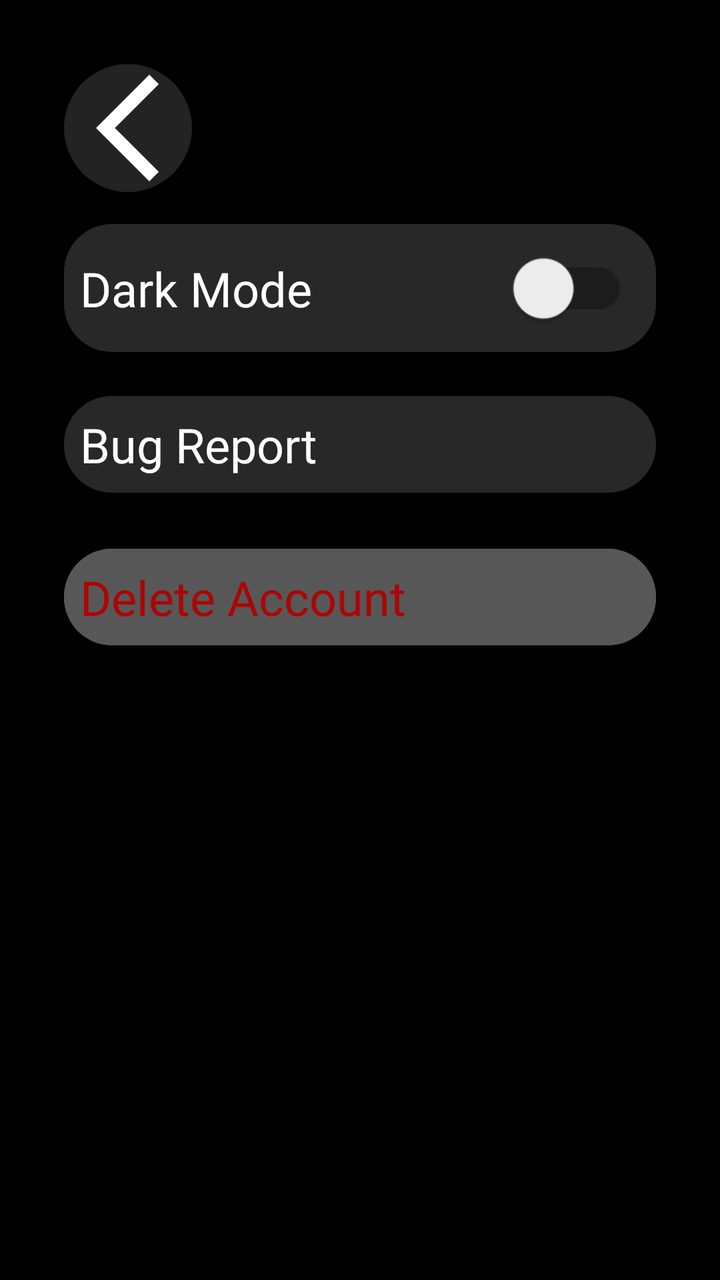
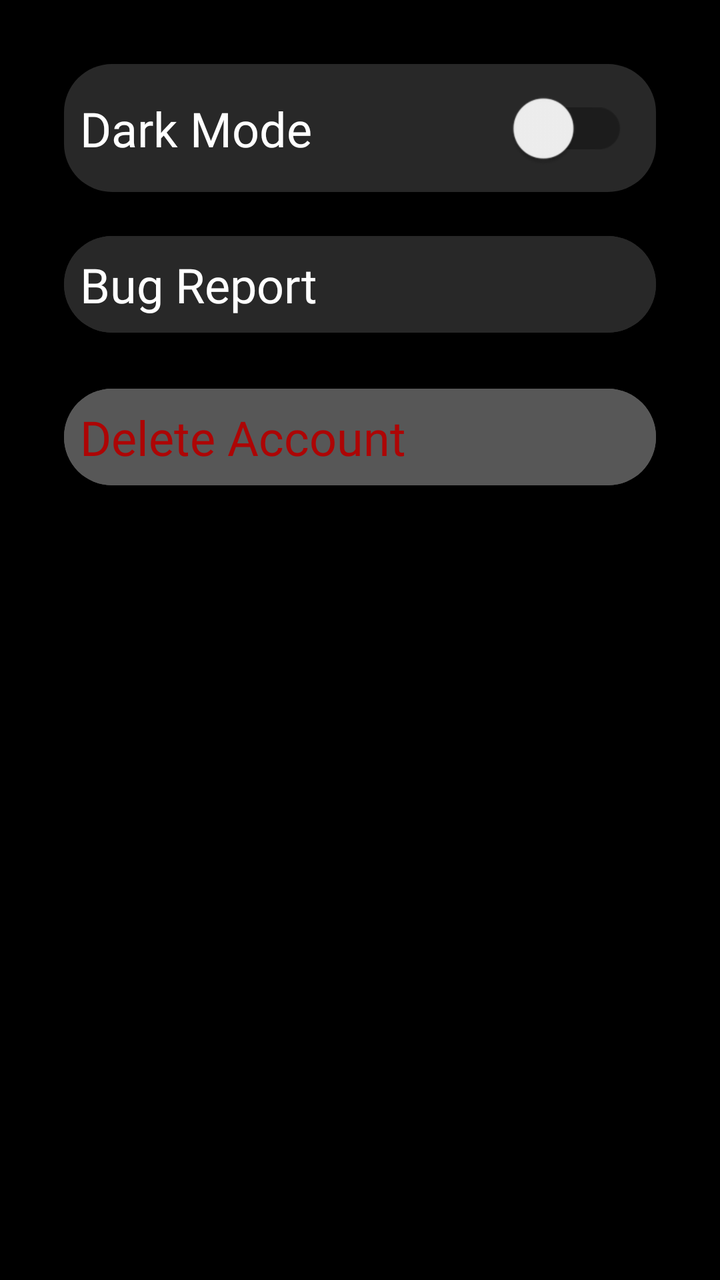

An Android layout rendered at two revisions. The XML below is the earlier revision; the diff shows what the commit changed to produce the second picture.
<!-- AndroidManifest.xml: application theme Theme.MyApplication_Java -->
<!-- res/layout/fragment_settings.xml -->
<?xml version="1.0" encoding="utf-8"?>
<androidx.constraintlayout.widget.ConstraintLayout xmlns:android="http://schemas.android.com/apk/res/android"
    xmlns:tools="http://schemas.android.com/tools"
    android:layout_width="match_parent"
    android:layout_height="match_parent"
    xmlns:app="http://schemas.android.com/apk/res-auto"
    android:background="#000000">

    <ImageView
        android:id="@+id/imageView2"
        android:layout_width="64dp"
        android:layout_height="64dp"
        android:layout_marginStart="32dp"
        android:layout_marginTop="32dp"
        android:background="@drawable/search_button"
        app:layout_constraintStart_toStartOf="parent"
        app:layout_constraintTop_toTopOf="parent"
        app:srcCompat="@drawable/back_icon" />




    <androidx.constraintlayout.widget.ConstraintLayout
        android:id="@+id/dark_mode_row"
        android:layout_width="0dp"
        android:layout_height="wrap_content"
        android:layout_marginStart="32dp"
        android:layout_marginTop="16dp"
        android:layout_marginEnd="32dp"
        android:background="@drawable/rounded_box"
        android:padding="8dp"
        app:layout_constraintEnd_toEndOf="parent"
        app:layout_constraintStart_toStartOf="parent"
        app:layout_constraintTop_toBottomOf="@id/imageView2">

        <TextView
            android:id="@+id/textView2"
            android:layout_width="wrap_content"
            android:layout_height="wrap_content"
            android:text="Dark Mode"
            android:textColor="#FFFFFF"
            android:textSize="24sp"
            app:fontFamily="@font/inter_bold"
            app:layout_constraintBottom_toBottomOf="parent"
            app:layout_constraintStart_toStartOf="parent"
            app:layout_constraintTop_toTopOf="parent" />

        <com.google.android.material.switchmaterial.SwitchMaterial
            android:id="@+id/dark_mode_switch"
            android:layout_width="wrap_content"
            android:layout_height="wrap_content"
            android:layout_marginEnd="16dp"
            android:labelFor="@id/textView2"
            android:scaleX="1.5"
            android:scaleY="1.5"
            app:layout_constraintBottom_toBottomOf="parent"
            app:layout_constraintEnd_toEndOf="parent"
            app:layout_constraintTop_toTopOf="parent"
            app:useMaterialThemeColors="false" />
    </androidx.constraintlayout.widget.ConstraintLayout>

    <com.google.android.material.button.MaterialButton
        android:id="@+id/bug_report"
        android:layout_width="0dp"
        android:layout_height="wrap_content"
        android:layout_marginStart="32dp"
        android:layout_marginTop="16dp"
        android:layout_marginEnd="32dp"
        android:backgroundTint="#282828"
        android:padding="8dp"
        android:text="Bug Report"
        android:textAlignment="viewStart"
        android:textSize="24sp"
        app:cornerRadius="24dp"
        style="@style/text_style"
        android:letterSpacing="0"
        app:layout_constraintEnd_toEndOf="parent"
        app:layout_constraintStart_toStartOf="parent"
        app:layout_constraintTop_toBottomOf="@+id/dark_mode_row" />

    <com.google.android.material.button.MaterialButton
        android:id="@+id/delete_account_button"
        style="@style/text_style"
        android:layout_width="0dp"
        android:layout_height="wrap_content"
        android:layout_marginStart="32dp"
        android:layout_marginTop="16dp"
        android:layout_marginEnd="32dp"
        android:backgroundTint="#575757"
        android:letterSpacing="0"
        android:padding="8dp"
        android:text="Delete Account"
        android:textAlignment="viewStart"
        android:textColor="#AD0505"
        android:textSize="24sp"
        app:cornerRadius="24dp"
        app:layout_constraintEnd_toEndOf="parent"
        app:layout_constraintStart_toStartOf="parent"
        app:layout_constraintTop_toBottomOf="@+id/bug_report" />


</androidx.constraintlayout.widget.ConstraintLayout>
<!-- resources referenced by this layout -->
<resources>
  <!-- drawable back_icon (drawable) -->
  <vector xmlns:android="http://schemas.android.com/apk/res/android" android:autoMirrored="true" android:height="30dp" android:tint="#FFFFFF" android:viewportHeight="960" android:viewportWidth="960" android:width="30dp">
        
      <path android:fillColor="@android:color/white" android:pathData="M640,880L240,480L640,80L711,151L382,480L711,809L640,880Z"/>
      
  </vector>
  <!-- drawable rounded_box (drawable) -->
  <shape xmlns:android="http://schemas.android.com/apk/res/android">
  
      <solid android:color="#282828"/>
  
      <corners android:radius="24dp"/>
  
  </shape>
  <!-- drawable search_button (drawable) -->
  <?xml version="1.0" encoding="utf-8"?>
  <shape xmlns:android="http://schemas.android.com/apk/res/android">
      <solid android:color="#66575757"/>
  
      <corners android:radius="1000dp"/>
  </shape>
  <style name="text_style" parent="Widget.MaterialComponents.Button">
          <item name="android:fontFamily">@font/inter_bold</item>
          <item name="android:textAllCaps">false</item>
      </style>
  <style name="Theme.MyApplication_Java" parent="Theme.MaterialComponents.DayNight.NoActionBar">
          
          <item name="colorPrimary">@color/purple_500</item>
          <item name="colorPrimaryVariant">@color/purple_700</item>
          <item name="colorOnPrimary">@color/white</item>
          
          <item name="colorSecondary">@color/teal_200</item>
          <item name="colorSecondaryVariant">@color/teal_700</item>
          <item name="colorOnSecondary">@color/black</item>
          
          <item name="android:statusBarColor">?attr/colorPrimaryVariant</item>
          
      </style>
  <color name="purple_500">#FF6200EE</color>
  <color name="purple_700">#FF3700B3</color>
  <color name="white">#FFFFFFFF</color>
  <color name="teal_200">#FF03DAC5</color>
  <color name="teal_700">#FF018786</color>
  <color name="black">#FF000000</color>
</resources>

<!-- the commit's change to res/layout/fragment_settings.xml (unified diff, before → after) -->
@@ -6,32 +6,19 @@
     xmlns:app="http://schemas.android.com/apk/res-auto"
     android:background="#000000">
 
-    <ImageView
-        android:id="@+id/imageView2"
-        android:layout_width="64dp"
-        android:layout_height="64dp"
-        android:layout_marginStart="32dp"
-        android:layout_marginTop="32dp"
-        android:background="@drawable/search_button"
-        app:layout_constraintStart_toStartOf="parent"
-        app:layout_constraintTop_toTopOf="parent"
-        app:srcCompat="@drawable/back_icon" />
-
-
-
 
     <androidx.constraintlayout.widget.ConstraintLayout
         android:id="@+id/dark_mode_row"
         android:layout_width="0dp"
         android:layout_height="wrap_content"
         android:layout_marginStart="32dp"
-        android:layout_marginTop="16dp"
+        android:layout_marginTop="32dp"
         android:layout_marginEnd="32dp"
         android:background="@drawable/rounded_box"
         android:padding="8dp"
         app:layout_constraintEnd_toEndOf="parent"
         app:layout_constraintStart_toStartOf="parent"
-        app:layout_constraintTop_toBottomOf="@id/imageView2">
+        app:layout_constraintTop_toTopOf="parent">
 
         <TextView
             android:id="@+id/textView2"
<!-- resource entries referenced after the edit -->
@@ -1,11 +1,5 @@
 <!-- resources referenced by this layout -->
 <resources>
-  <!-- drawable back_icon (drawable) -->
-  <vector xmlns:android="http://schemas.android.com/apk/res/android" android:autoMirrored="true" android:height="30dp" android:tint="#FFFFFF" android:viewportHeight="960" android:viewportWidth="960" android:width="30dp">
-        
-      <path android:fillColor="@android:color/white" android:pathData="M640,880L240,480L640,80L711,151L382,480L711,809L640,880Z"/>
-      
-  </vector>
   <!-- drawable rounded_box (drawable) -->
   <shape xmlns:android="http://schemas.android.com/apk/res/android">
   
@@ -13,13 +7,6 @@
   
       <corners android:radius="24dp"/>
   
-  </shape>
-  <!-- drawable search_button (drawable) -->
-  <?xml version="1.0" encoding="utf-8"?>
-  <shape xmlns:android="http://schemas.android.com/apk/res/android">
-      <solid android:color="#66575757"/>
-  
-      <corners android:radius="1000dp"/>
   </shape>
   <style name="text_style" parent="Widget.MaterialComponents.Button">
           <item name="android:fontFamily">@font/inter_bold</item>
